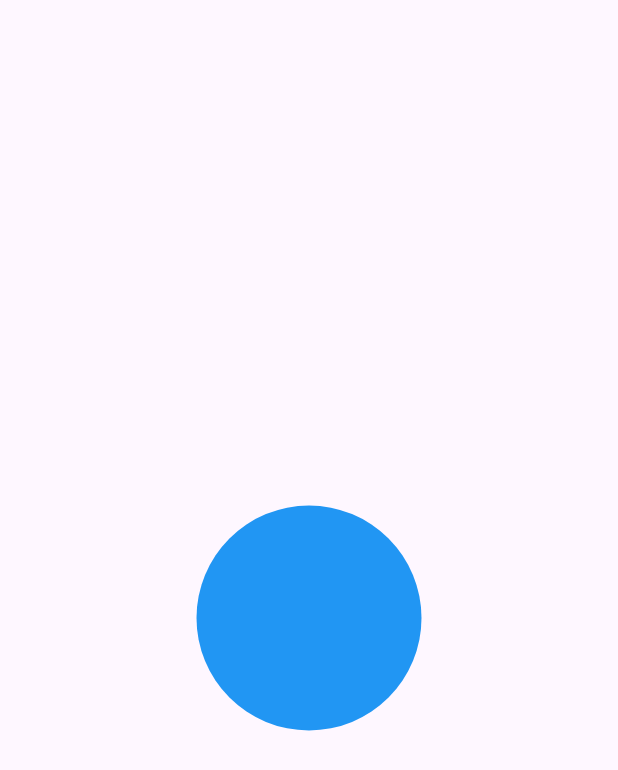
After one commit to max4real/Almost-Snake, a Flutter app: the LoadingPages screen opened directly, after a tap on "Pulsating Circle", on a phone screen of 412 x 824 dp. The commit adds this screen. Shown: the top 770 px of the screen. Run offline on Flutter 3.47's test engine with Material 3 defaults, Android fonts, the light colour scheme and no system bars; our stand-ins replace get.

```diff
--- a/lib/loading/_loading_page.dart
+++ b/lib/loading/_loading_page.dart
@@ -1,3 +1,5 @@
+import 'package:almost_snake/loading/pulsating_circle.dart';
+import 'package:almost_snake/loading/rotating_box.dart';
 import 'package:almost_snake/loading/bounce_loading.dart';
 import 'package:almost_snake/loading/square_loading.dart';
 import 'package:almost_snake/loading/twist_loading.dart';
@@ -39,6 +41,18 @@ class _LoadingPagesState extends State<LoadingPages> {
             },
             child: Text("Twist Loading"),
           ),
+          ElevatedButton(
+            onPressed: () {
+              Get.to(() => const RotatingBox());
+            },
+            child: Text("Rotating Box"),
+          ),
+          ElevatedButton(
+            onPressed: () {
+              Get.to(() => const PulsatingCircle());
+            },
+            child: Text("Pulsating Circle"),
+          ),
         ],
       ),
     );
--- /dev/null
+++ b/lib/loading/pulsating_circle.dart
@@ -0,0 +1,61 @@
+import 'package:flutter/material.dart';
+
+class PulsatingCircle extends StatefulWidget {
+  const PulsatingCircle({super.key});
+
+  @override
+  State<PulsatingCircle> createState() => _PulsatingCircleState();
+}
+
+class _PulsatingCircleState extends State<PulsatingCircle>
+    with SingleTickerProviderStateMixin {
+  late AnimationController _controller;
+  late Animation<double> _animation;
+  @override
+  void initState() {
+    // TODO: implement initState
+    super.initState();
+    _controller = AnimationController(
+      vsync: this,
+      duration: const Duration(seconds: 2),
+    )..repeat();
+
+    _animation = CurvedAnimation(
+      parent: _controller,
+      curve: Curves.elasticInOut,
+    ).drive(
+      Tween<double>(begin: 1, end: 1.5),
+    );
+  }
+
+  @override
+  void dispose() {
+    // TODO: implement dispose
+    _controller.dispose();
+    super.dispose();
+  }
+
+  @override
+  Widget build(BuildContext context) {
+    return Scaffold(
+      body: Center(
+        child: AnimatedBuilder(
+          animation: _animation,
+          builder: (context, child) {
+            return Transform.scale(
+              scale: _animation.value,
+              child: Container(
+                width: 100,
+                height: 100,
+                decoration: const BoxDecoration(
+                  color: Colors.blue,
+                  shape: BoxShape.circle,
+                ),
+              ),
+            );
+          },
+        ),
+      ),
+    );
+  }
+}
--- a/lib/loading/twist_loading.dart
+++ b/lib/loading/twist_loading.dart
@@ -27,7 +27,9 @@ class _TwistLoadingState extends State<TwistLoading>
     _rotationAnimation = CurvedAnimation(
       parent: _controller,
       curve: Curves.elasticInOut,
-    ).drive(Tween<double>(begin: 0, end: 2 * pi));
+    ).drive(
+      Tween<double>(begin: 0, end: 2 * pi),
+    );
   }
 
   @override
```
Also changed, not shown: lib/loading/rotating_box.dart (added, +60 -0 lines), 1 other file.
